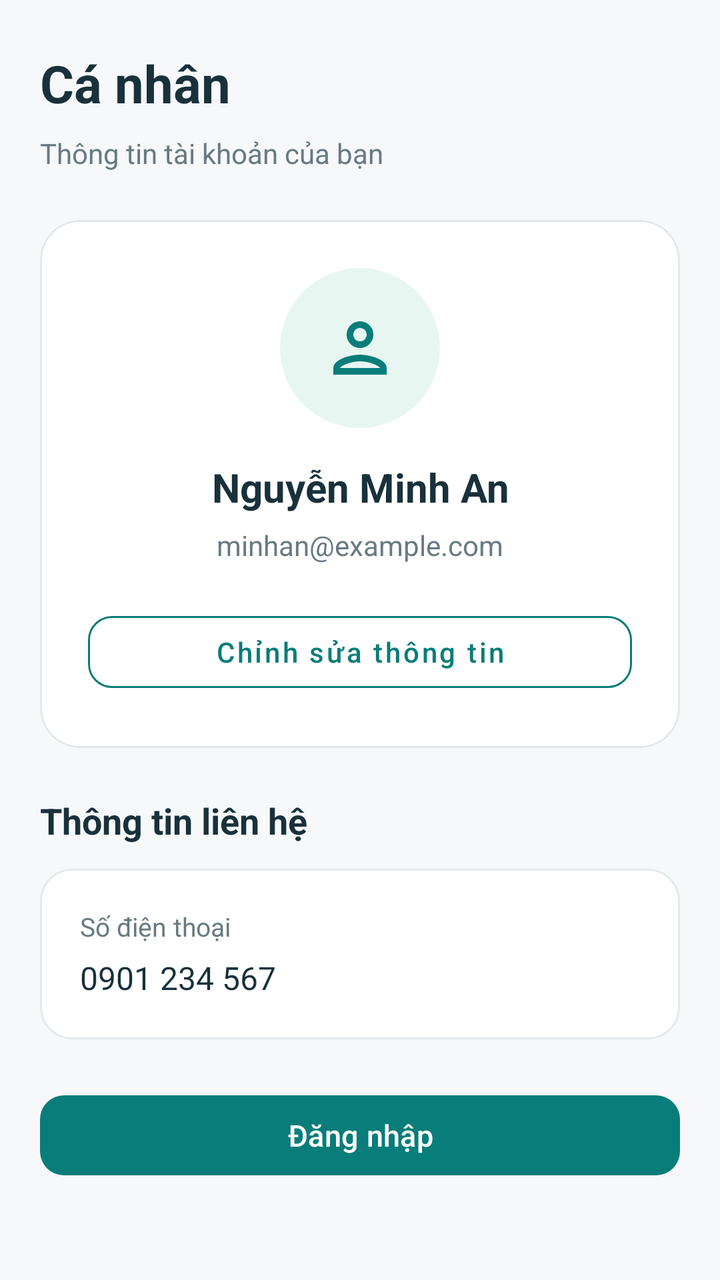
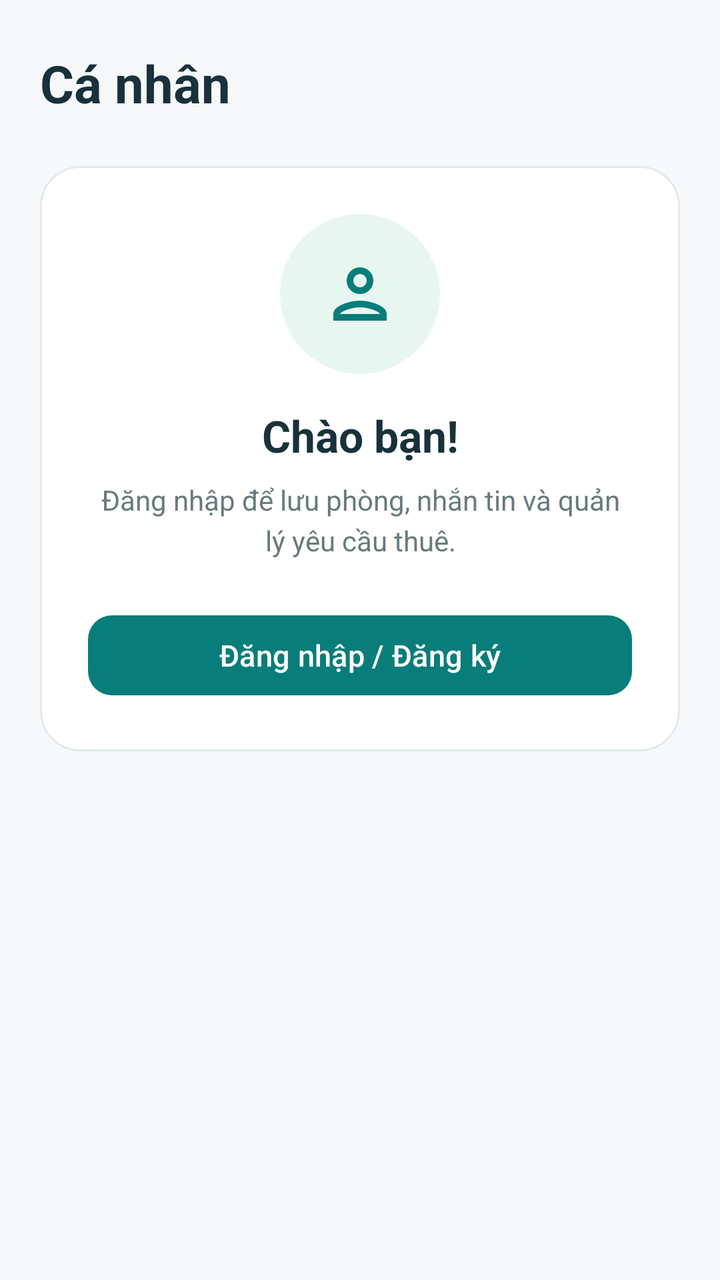

Compare the two renders of this Android layout. The source of the first and the diff that turns it into the second are given below.
<!-- AndroidManifest.xml: application theme Theme.ROOMLY -->
<!-- res/layout/fragment_profile.xml -->
<?xml version="1.0" encoding="utf-8"?>
<androidx.core.widget.NestedScrollView
    xmlns:android="http://schemas.android.com/apk/res/android"
    xmlns:app="http://schemas.android.com/apk/res-auto"
    android:layout_width="match_parent"
    android:layout_height="match_parent"
    android:background="@color/roomly_background"
    android:fillViewport="true"
    android:clipToPadding="false">

    <LinearLayout
        android:layout_width="match_parent"
        android:layout_height="wrap_content"
        android:orientation="vertical"
        android:paddingStart="20dp"
        android:paddingTop="24dp"
        android:paddingEnd="20dp"
        android:paddingBottom="24dp">

        
        <TextView
            android:layout_width="match_parent"
            android:layout_height="wrap_content"
            android:text="Cá nhân"
            android:textColor="@color/roomly_text_primary"
            android:textSize="26sp"
            android:textStyle="bold" />

        <TextView
            android:layout_width="match_parent"
            android:layout_height="wrap_content"
            android:layout_marginTop="8dp"
            android:text="Thông tin tài khoản của bạn"
            android:textColor="@color/roomly_text_secondary"
            android:textSize="14sp" />

        
        <com.google.android.material.card.MaterialCardView
            android:layout_width="match_parent"
            android:layout_height="wrap_content"
            android:layout_marginTop="24dp"
            app:cardBackgroundColor="@color/roomly_surface"
            app:cardCornerRadius="20dp"
            app:cardElevation="0dp"
            app:strokeColor="@color/roomly_border"
            app:strokeWidth="1dp">

            <LinearLayout
                android:layout_width="match_parent"
                android:layout_height="wrap_content"
                android:orientation="vertical"
                android:gravity="center_horizontal"
                android:padding="24dp">

                <ImageView
                    android:layout_width="80dp"
                    android:layout_height="80dp"
                    android:background="@drawable/bg_favorite_button"
                    android:backgroundTint="@color/roomly_primary_light"
                    android:padding="20dp"
                    android:src="@drawable/ic_person"
                    android:importantForAccessibility="no"
                    app:tint="@color/roomly_primary" />

                <TextView
                    android:id="@+id/tv_profile_name"
                    android:layout_width="match_parent"
                    android:layout_height="wrap_content"
                    android:layout_marginTop="16dp"
                    android:gravity="center"
                    android:text="Nguyễn Minh An"
                    android:textColor="@color/roomly_text_primary"
                    android:textSize="20sp"
                    android:textStyle="bold" />

                <TextView
                    android:id="@+id/tv_profile_email"
                    android:layout_width="match_parent"
                    android:layout_height="wrap_content"
                    android:layout_marginTop="6dp"
                    android:gravity="center"
                    android:text="minhan@example.com"
                    android:textColor="@color/roomly_text_secondary"
                    android:textSize="14sp" />

                <com.google.android.material.button.MaterialButton
                    android:id="@+id/btn_edit_profile"
                    style="@style/Widget.MaterialComponents.Button.OutlinedButton"
                    android:layout_width="match_parent"
                    android:layout_height="wrap_content"
                    android:layout_marginTop="20dp"
                    android:minHeight="48dp"
                    android:text="Chỉnh sửa thông tin"
                    android:textAllCaps="false"
                    android:textColor="@color/roomly_primary"
                    app:backgroundTint="@color/roomly_surface"
                    app:cornerRadius="12dp"
                    app:strokeColor="@color/roomly_primary"
                    app:strokeWidth="1dp" />

            </LinearLayout>

        </com.google.android.material.card.MaterialCardView>

        
        <TextView
            android:layout_width="match_parent"
            android:layout_height="wrap_content"
            android:layout_marginTop="24dp"
            android:text="Thông tin liên hệ"
            android:textColor="@color/roomly_text_primary"
            android:textSize="18sp"
            android:textStyle="bold" />

        <com.google.android.material.card.MaterialCardView
            android:layout_width="match_parent"
            android:layout_height="wrap_content"
            android:layout_marginTop="12dp"
            app:cardBackgroundColor="@color/roomly_surface"
            app:cardCornerRadius="16dp"
            app:cardElevation="0dp"
            app:strokeColor="@color/roomly_border"
            app:strokeWidth="1dp">

            <LinearLayout
                android:layout_width="match_parent"
                android:layout_height="wrap_content"
                android:orientation="vertical"
                android:padding="20dp">

                <TextView
                    android:layout_width="match_parent"
                    android:layout_height="wrap_content"
                    android:text="Số điện thoại"
                    android:textColor="@color/roomly_text_secondary"
                    android:textSize="13sp" />

                <TextView
                    android:id="@+id/tv_profile_phone"
                    android:layout_width="match_parent"
                    android:layout_height="wrap_content"
                    android:layout_marginTop="6dp"
                    android:text="0901 234 567"
                    android:textColor="@color/roomly_text_primary"
                    android:textSize="16sp" />

            </LinearLayout>

        </com.google.android.material.card.MaterialCardView>

        
        <com.google.android.material.button.MaterialButton
            android:id="@+id/btn_open_login"
            android:layout_width="match_parent"
            android:layout_height="wrap_content"
            android:layout_marginTop="24dp"
            android:minHeight="48dp"
            android:text="Đăng nhập"
            android:textAllCaps="false"
            android:textColor="@color/roomly_surface"
            android:textSize="15sp"
            app:backgroundTint="@color/roomly_primary"
            app:cornerRadius="12dp" />

    </LinearLayout>

</androidx.core.widget.NestedScrollView>
<!-- resources referenced by this layout -->
<resources>
  <color name="roomly_background">#F6F8FA</color>
  <color name="roomly_border">#E2E8EC</color>
  <color name="roomly_primary">#087D79</color>
  <color name="roomly_primary_light">#E8F6F2</color>
  <color name="roomly_surface">#FFFFFF</color>
  <color name="roomly_text_primary">#18313A</color>
  <color name="roomly_text_secondary">#687A80</color>
  <!-- drawable bg_favorite_button (drawable) -->
  <?xml version="1.0" encoding="utf-8"?>
  <shape xmlns:android="http://schemas.android.com/apk/res/android"
      android:shape="oval">
  
      <solid android:color="@color/roomly_surface" />
  
  </shape>
  <!-- drawable ic_person (drawable) -->
  <?xml version="1.0" encoding="utf-8"?>
  <vector xmlns:android="http://schemas.android.com/apk/res/android"
      android:width="24dp"
      android:height="24dp"
      android:viewportWidth="24"
      android:viewportHeight="24">
  
      <path
          android:fillColor="@color/roomly_text_secondary"
          android:pathData="M12,12c2.21,0 4,-1.79 4,-4s-1.79,-4 -4,-4 -4,1.79 -4,4 1.79,4 4,4zM12,6c1.1,0 2,0.9 2,2s-0.9,2 -2,2 -2,-0.9 -2,-2 0.9,-2 2,-2zM12,14c-2.67,0 -8,1.34 -8,4v2h16v-2c0,-2.66 -5.33,-4 -8,-4zM6,18c0.22,-0.72 3.31,-2 6,-2s5.78,1.28 6,2H6z" />
  
  </vector>
  <style name="Theme.ROOMLY" parent="Base.Theme.ROOMLY" />
  <style name="Base.Theme.ROOMLY" parent="Theme.Material3.DayNight.NoActionBar">
          
          
      </style>
</resources>

<!-- the commit's change to res/layout/fragment_profile.xml (unified diff, before → after) -->
@@ -26,141 +26,305 @@
             android:textSize="26sp"
             android:textStyle="bold" />
 
-        <TextView
-            android:layout_width="match_parent"
-            android:layout_height="wrap_content"
-            android:layout_marginTop="8dp"
-            android:text="Thông tin tài khoản của bạn"
-            android:textColor="@color/roomly_text_secondary"
-            android:textSize="14sp" />
-
         
-        <com.google.android.material.card.MaterialCardView
+        <LinearLayout
+            android:id="@+id/layout_profile_guest"
             android:layout_width="match_parent"
             android:layout_height="wrap_content"
             android:layout_marginTop="24dp"
-            app:cardBackgroundColor="@color/roomly_surface"
-            app:cardCornerRadius="20dp"
-            app:cardElevation="0dp"
-            app:strokeColor="@color/roomly_border"
-            app:strokeWidth="1dp">
-
-            <LinearLayout
+            android:orientation="vertical">
+
+            <com.google.android.material.card.MaterialCardView
                 android:layout_width="match_parent"
                 android:layout_height="wrap_content"
-                android:orientation="vertical"
-                android:gravity="center_horizontal"
-                android:padding="24dp">
-
-                <ImageView
-                    android:layout_width="80dp"
-                    android:layout_height="80dp"
-                    android:background="@drawable/bg_favorite_button"
-                    android:backgroundTint="@color/roomly_primary_light"
-                    android:padding="20dp"
-                    android:src="@drawable/ic_person"
-                    android:importantForAccessibility="no"
-                    app:tint="@color/roomly_primary" />
-
-                <TextView
-                    android:id="@+id/tv_profile_name"
+                app:cardBackgroundColor="@color/roomly_surface"
+                app:cardCornerRadius="20dp"
+                app:cardElevation="0dp"
+                app:strokeColor="@color/roomly_border"
+                app:strokeWidth="1dp">
+
+                <LinearLayout
                     android:layout_width="match_parent"
                     android:layout_height="wrap_content"
-                    android:layout_marginTop="16dp"
-                    android:gravity="center"
-                    android:text="Nguyễn Minh An"
-                    android:textColor="@color/roomly_text_primary"
-                    android:textSize="20sp"
-                    android:textStyle="bold" />
-
-                <TextView
-                    android:id="@+id/tv_profile_email"
-                    android:layout_width="match_parent"
-                    android:layout_height="wrap_content"
-                    android:layout_marginTop="6dp"
-                    android:gravity="center"
-                    android:text="minhan@example.com"
-                    android:textColor="@color/roomly_text_secondary"
-                    android:textSize="14sp" />
-
-                <com.google.android.material.button.MaterialButton
-                    android:id="@+id/btn_edit_profile"
-                    style="@style/Widget.MaterialComponents.Button.OutlinedButton"
-                    android:layout_width="match_parent"
-                    android:layout_height="wrap_content"
-                    android:layout_marginTop="20dp"
-                    android:minHeight="48dp"
-                    android:text="Chỉnh sửa thông tin"
-                    android:textAllCaps="false"
-                    android:textColor="@color/roomly_primary"
-                    app:backgroundTint="@color/roomly_surface"
-                    app:cornerRadius="12dp"
-                    app:strokeColor="@color/roomly_primary"
-                    app:strokeWidth="1dp" />
-
-            </LinearLayout>
-
-        </com.google.android.material.card.MaterialCardView>
+                    android:orientation="vertical"
+                    android:gravity="center_horizontal"
+                    android:padding="24dp">
+
+                    <ImageView
+                        android:layout_width="80dp"
+                        android:layout_height="80dp"
+                        android:background="@drawable/bg_favorite_button"
+                        android:backgroundTint="@color/roomly_primary_light"
+                        android:padding="20dp"
+                        android:src="@drawable/ic_person"
+                        android:importantForAccessibility="no"
+                        app:tint="@color/roomly_primary" />
+
+                    <TextView
+                        android:layout_width="match_parent"
+                        android:layout_height="wrap_content"
+                        android:layout_marginTop="16dp"
+                        android:gravity="center"
+                        android:text="Chào bạn!"
+                        android:textColor="@color/roomly_text_primary"
+                        android:textSize="22sp"
+                        android:textStyle="bold" />
+
+                    <TextView
+                        android:layout_width="match_parent"
+                        android:layout_height="wrap_content"
+                        android:layout_marginTop="8dp"
+                        android:gravity="center"
+                        android:lineSpacingExtra="4dp"
+                        android:text="Đăng nhập để lưu phòng, nhắn tin và quản lý yêu cầu thuê."
+                        android:textColor="@color/roomly_text_secondary"
+                        android:textSize="14sp" />
+
+                    
+                    <com.google.android.material.button.MaterialButton
+                        android:id="@+id/btn_open_login"
+                        android:layout_width="match_parent"
+                        android:layout_height="wrap_content"
+                        android:layout_marginTop="24dp"
+                        android:minHeight="48dp"
+                        android:text="Đăng nhập / Đăng ký"
+                        android:textAllCaps="false"
+                        android:textColor="@color/roomly_surface"
+                        android:textSize="15sp"
+                        app:backgroundTint="@color/roomly_primary"
+                        app:cornerRadius="12dp" />
+
+                    
+                    <com.google.android.material.button.MaterialButton
+                        android:id="@+id/btn_enable_demo_session"
+                        style="@style/Widget.MaterialComponents.Button.OutlinedButton"
+                        android:layout_width="match_parent"
+                        android:layout_height="wrap_content"
+                        android:layout_marginTop="12dp"
+                        android:minHeight="48dp"
+                        android:text="Bật tài khoản thử giao diện"
+                        android:textAllCaps="false"
+                        android:textColor="@color/roomly_primary"
+                        android:visibility="gone"
+                        app:backgroundTint="@color/roomly_surface"
+                        app:cornerRadius="12dp"
+                        app:strokeColor="@color/roomly_primary"
+                        app:strokeWidth="1dp" />
+
+                </LinearLayout>
+
+            </com.google.android.material.card.MaterialCardView>
+
+        </LinearLayout>
 
         
-        <TextView
+        <LinearLayout
+            android:id="@+id/layout_profile_account"
             android:layout_width="match_parent"
             android:layout_height="wrap_content"
             android:layout_marginTop="24dp"
-            android:text="Thông tin liên hệ"
-            android:textColor="@color/roomly_text_primary"
-            android:textSize="18sp"
-            android:textStyle="bold" />
-
-        <com.google.android.material.card.MaterialCardView
-            android:layout_width="match_parent"
-            android:layout_height="wrap_content"
-            android:layout_marginTop="12dp"
-            app:cardBackgroundColor="@color/roomly_surface"
-            app:cardCornerRadius="16dp"
-            app:cardElevation="0dp"
-            app:strokeColor="@color/roomly_border"
-            app:strokeWidth="1dp">
-
-            <LinearLayout
+            android:orientation="vertical"
+            android:visibility="gone">
+
+            
+            <com.google.android.material.card.MaterialCardView
                 android:layout_width="match_parent"
                 android:layout_height="wrap_content"
-                android:orientation="vertical"
-                android:padding="20dp">
-
-                <TextView
+                app:cardBackgroundColor="@color/roomly_surface"
+                app:cardCornerRadius="20dp"
+                app:cardElevation="0dp"
+                app:strokeColor="@color/roomly_border"
+                app:strokeWidth="1dp">
+
+                <LinearLayout
                     android:layout_width="match_parent"
                     android:layout_height="wrap_content"
-                    android:text="Số điện thoại"
-                    android:textColor="@color/roomly_text_secondary"
-                    android:textSize="13sp" />
-
-                <TextView
-                    android:id="@+id/tv_profile_phone"
+                    android:orientation="vertical"
+                    android:gravity="center_horizontal"
+                    android:padding="24dp">
+
+                    <ImageView
+                        android:layout_width="80dp"
+                        android:layout_height="80dp"
+                        android:background="@drawable/bg_favorite_button"
+                        android:backgroundTint="@color/roomly_primary_light"
+                        android:padding="20dp"
+                        android:src="@drawable/ic_person"
+                        android:importantForAccessibility="no"
+                        app:tint="@color/roomly_primary" />
+
+                    <TextView
+                        android:id="@+id/tv_profile_name"
+                        android:layout_width="match_parent"
+                        android:layout_height="wrap_content"
+                        android:layout_marginTop="16dp"
+                        android:gravity="center"
+                        android:textColor="@color/roomly_text_primary"
+                        android:textSize="20sp"
+                        android:textStyle="bold" />
+
+                    <TextView
+                        android:id="@+id/tv_profile_email"
+                        android:layout_width="match_parent"
+                        android:layout_height="wrap_content"
+                        android:layout_marginTop="6dp"
+                        android:gravity="center"
+                        android:textColor="@color/roomly_text_secondary"
+                        android:textSize="14sp" />
+
+                    
+                    <TextView
+                        android:id="@+id/tv_profile_verification"
+                        android:layout_width="match_parent"
+                        android:layout_height="wrap_content"
+                        android:layout_marginTop="12dp"
+                        android:gravity="center"
+                        android:textColor="@color/roomly_text_secondary"
+                        android:textSize="13sp" />
+
+                    <com.google.android.material.button.MaterialButton
+                        android:id="@+id/btn_profile_verify_email"
+                        style="@style/Widget.MaterialComponents.Button.OutlinedButton"
+                        android:layout_width="match_parent"
+                        android:layout_height="wrap_content"
+                        android:layout_marginTop="16dp"
+                        android:minHeight="48dp"
+                        android:text="Xác minh email"
+                        android:textAllCaps="false"
+                        android:textColor="@color/roomly_primary"
+                        android:visibility="gone"
+                        app:backgroundTint="@color/roomly_surface"
+                        app:cornerRadius="12dp"
+                        app:strokeColor="@color/roomly_primary"
+                        app:strokeWidth="1dp" />
+
+                    <com.google.android.material.button.MaterialButton
+                        android:id="@+id/btn_edit_profile"
+                        style="@style/Widget.MaterialComponents.Button.OutlinedButton"
+                        android:layout_width="match_parent"
+                        android:layout_height="wrap_content"
+                        android:layout_marginTop="12dp"
+                        android:minHeight="48dp"
+                        android:text="Chỉnh sửa thông tin"
+                        android:textAllCaps="false"
+                        android:textColor="@color/roomly_primary"
+                        app:backgroundTint="@color/roomly_surface"
+                        app:cornerRadius="12dp"
+                        app:strokeColor="@color/roomly_primary"
+                        app:strokeWidth="1dp" />
+
+                    
+                    <com.google.android.material.button.MaterialButton
+                        android:id="@+id/btn_disable_demo_session"
+                        style="@style/Widget.MaterialComponents.Button.OutlinedButton"
+                        android:layout_width="match_parent"
+                        android:layout_height="wrap_content"
+                        android:layout_marginTop="12dp"
+                        android:minHeight="48dp"
+                        android:text="Tắt tài khoản thử"
+                        android:textAllCaps="false"
+                        android:textColor="@color/roomly_primary"
+                        android:visibility="gone"
+                        app:backgroundTint="@color/roomly_surface"
+                        app:cornerRadius="12dp"
+                        app:strokeColor="@color/roomly_primary"
+                        app:strokeWidth="1dp" />
+
+                </LinearLayout>
+
+            </com.google.android.material.card.MaterialCardView>
+
+            
+            <com.google.android.material.card.MaterialCardView
+                android:id="@+id/layout_profile_mode"
+                android:layout_width="match_parent"
+                android:layout_height="wrap_content"
+                android:layout_marginTop="20dp"
+                android:visibility="gone"
+                app:cardBackgroundColor="@color/roomly_surface"
+                app:cardCornerRadius="20dp"
+                app:cardElevation="0dp"
+                app:strokeColor="@color/roomly_border"
+                app:strokeWidth="1dp">
+
+                <LinearLayout
                     android:layout_width="match_parent"
                     android:layout_height="wrap_content"
-                    android:layout_marginTop="6dp"
-                    android:text="0901 234 567"
-                    android:textColor="@color/roomly_text_primary"
-                    android:textSize="16sp" />
-
-            </LinearLayout>
-
-        </com.google.android.material.card.MaterialCardView>
-
-        
-        <com.google.android.material.button.MaterialButton
-            android:id="@+id/btn_open_login"
-            android:layout_width="match_parent"
-            android:layout_height="wrap_content"
-            android:layout_marginTop="24dp"
-            android:minHeight="48dp"
-            android:text="Đăng nhập"
-            android:textAllCaps="false"
-            android:textColor="@color/roomly_surface"
-            android:textSize="15sp"
-            app:backgroundTint="@color/roomly_primary"
-            app:cornerRadius="12dp" />
+                    android:orientation="vertical"
+                    android:padding="20dp">
+
+                    <TextView
+                        android:layout_width="match_parent"
+                        android:layout_height="wrap_content"
+                        android:text="Chế độ sử dụng"
+                        android:textColor="@color/roomly_text_primary"
+                        android:textSize="18sp"
+                        android:textStyle="bold" />
+
+                    
+                    <TextView
+                        android:id="@+id/tv_profile_current_mode"
+                        android:layout_width="match_parent"
+                        android:layout_height="wrap_content"
+                        android:layout_marginTop="8dp"
+                        android:textColor="@color/roomly_text_secondary"
+                        android:textSize="14sp"
+                        android:accessibilityLiveRegion="polite" />
+
+                    
+                    <LinearLayout
+                        android:layout_width="match_parent"
+                        android:layout_height="wrap_content"
+                        android:layout_marginTop="16dp"
+                        android:orientation="vertical">
+
+                        <com.google.android.material.button.MaterialButton
+                            android:id="@+id/btn_mode_tenant"
+                            style="@style/Widget.MaterialComponents.Button.OutlinedButton"
+                            android:layout_width="match_parent"
+                            android:layout_height="wrap_content"
+                            android:minHeight="48dp"
+                            android:text="Người thuê"
+                            android:textAllCaps="false"
+                            android:textColor="@color/roomly_primary"
+                            android:visibility="gone"
+                            app:backgroundTint="@color/roomly_surface"
+                            app:cornerRadius="12dp"
+                            app:strokeColor="@color/roomly_primary"
+                            app:strokeWidth="1dp" />
+
+                        <com.google.android.material.button.MaterialButton
+                            android:id="@+id/btn_mode_host"
+                            style="@style/Widget.MaterialComponents.Button.OutlinedButton"
+                            android:layout_width="match_parent"
+                            android:layout_height="wrap_content"
+                            android:layout_marginTop="8dp"
+                            android:minHeight="48dp"
+                            android:text="Chủ trọ"
+                            android:textAllCaps="false"
+                            android:textColor="@color/roomly_primary"
+                            android:visibility="gone"
+                            app:backgroundTint="@color/roomly_surface"
+                            app:cornerRadius="12dp"
+                            app:strokeColor="@color/roomly_primary"
+                            app:strokeWidth="1dp" />
+
+                    </LinearLayout>
+
+                </LinearLayout>
+
+            </com.google.android.material.card.MaterialCardView>
+
+            
+            <TextView
+                android:id="@+id/tv_profile_phone"
+                android:layout_width="match_parent"
+                android:layout_height="wrap_content"
+                android:textColor="@color/roomly_text_primary"
+                android:textSize="16sp"
+                android:visibility="gone" />
+
+        </LinearLayout>
 
     </LinearLayout>
 
